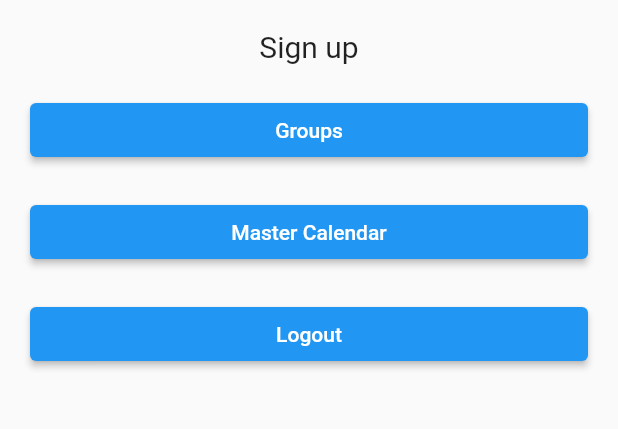
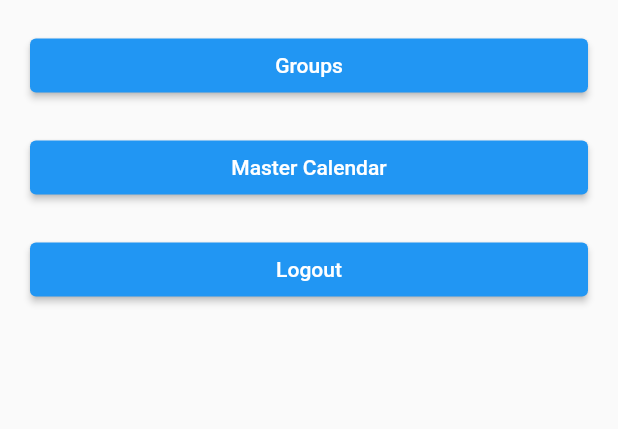
Before and after one commit to iang0319/lake_nixon_final, a Flutter app: the StartPage screen opened directly, on a phone screen of 412 x 824 dp, the part 167-596 px from its top. Run offline on Flutter 3.47's test engine with Material 2 defaults, Android fonts, the phone set to English and light mode, and no system bars; our stand-ins replace cloud_firestore, firebase_auth, firebase_core, firebase_database, multi_select_flutter, syncfusion_flutter_calendar; missing offline and left inert: dart:html, syncfusion_flutter_core; accounts and stored records are empty.

Commit message:
Got rid of extra "sign up" text in the splash page

```diff
--- a/final_project/lib/start_page.dart
+++ b/final_project/lib/start_page.dart
@@ -63,13 +63,6 @@ class _StartPageState extends State<StartPage> {
                           fontSize: 30),
                     )),
                 Container(
-                    alignment: Alignment.center,
-                    padding: const EdgeInsets.all(10),
-                    child: const Text(
-                      'Sign up',
-                      style: TextStyle(fontSize: 20),
-                    )),
-                Container(
                   padding: const EdgeInsets.all(10),
                   child: ElevatedButton(
                     child: const Text("Groups"),
```
